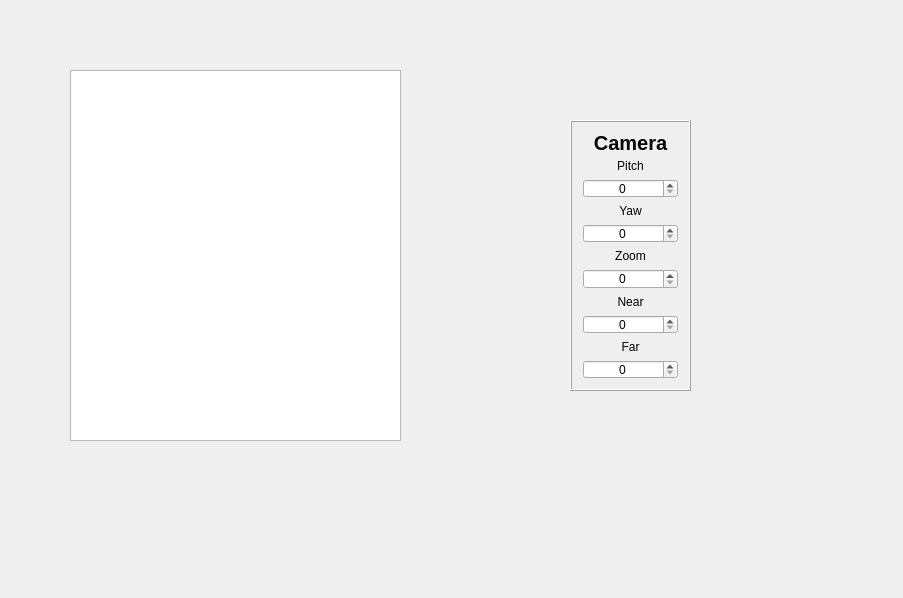
SamuelDaigle/OpenGLFramework, file OpenGLFramework/UIQT/uiqt.ui: the form before one commit.
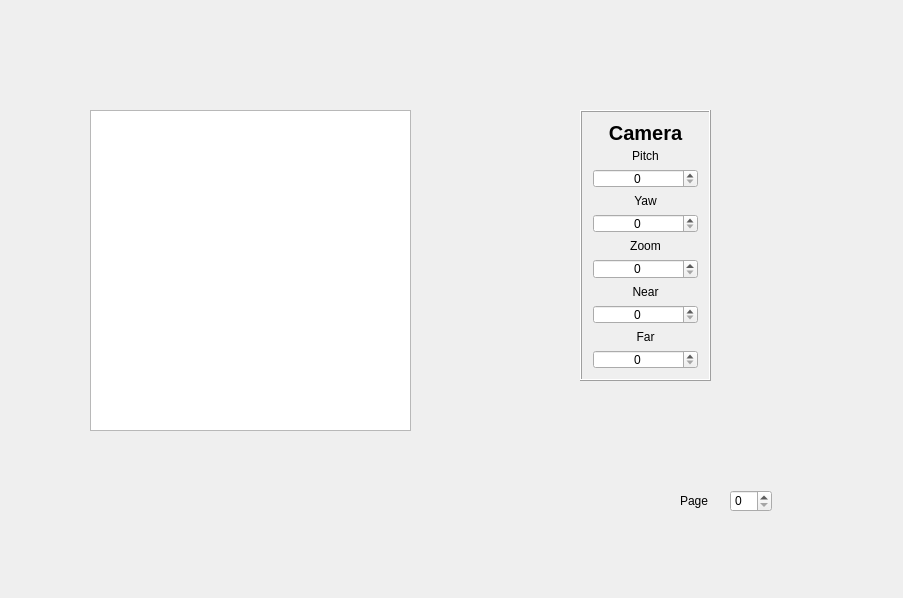
The form after the commit. The open tabs and pages were chosen to show the change.

Patch:
```diff
--- a/OpenGLFramework/UIQT/uiqt.ui
+++ b/OpenGLFramework/UIQT/uiqt.ui
@@ -20,10 +20,10 @@
    <widget class="QStackedWidget" name="stackedWidget">
     <property name="geometry">
      <rect>
-      <x>450</x>
+      <x>30</x>
       <y>80</y>
-      <width>371</width>
-      <height>361</height>
+      <width>801</width>
+      <height>371</height>
      </rect>
     </property>
     <property name="frameShadow">
@@ -342,14 +342,27 @@
        </item>
       </layout>
      </widget>
+     <widget class="QListWidget" name="listWidget">
+      <property name="geometry">
+       <rect>
+        <x>60</x>
+        <y>30</y>
+        <width>321</width>
+        <height>321</height>
+       </rect>
+      </property>
+      <property name="cursor" stdset="0">
+       <cursorShape>PointingHandCursor</cursorShape>
+      </property>
+     </widget>
     </widget>
     <widget class="QWidget" name="cameraPage">
      <widget class="QFrame" name="camera">
       <property name="geometry">
        <rect>
-        <x>120</x>
-        <y>40</y>
-        <width>121</width>
+        <x>550</x>
+        <y>30</y>
+        <width>131</width>
         <height>271</height>
        </rect>
       </property>
@@ -502,19 +515,42 @@
       <zorder>nearSpinBox</zorder>
       <zorder>farSpinBox</zorder>
      </widget>
+     <widget class="QListWidget" name="CameraListWidget">
+      <property name="geometry">
+       <rect>
+        <x>60</x>
+        <y>30</y>
+        <width>321</width>
+        <height>321</height>
+       </rect>
+      </property>
+     </widget>
     </widget>
    </widget>
-   <widget class="QListWidget" name="listWidget">
+   <widget class="QSpinBox" name="spinBox">
     <property name="geometry">
      <rect>
-      <x>70</x>
-      <y>70</y>
-      <width>331</width>
-      <height>371</height>
+      <x>730</x>
+      <y>490</y>
+      <width>42</width>
+      <height>22</height>
      </rect>
     </property>
-    <property name="cursor" stdset="0">
-     <cursorShape>PointingHandCursor</cursorShape>
+    <property name="maximum">
+     <number>1</number>
+    </property>
+   </widget>
+   <widget class="QLabel" name="pageLabel">
+    <property name="geometry">
+     <rect>
+      <x>680</x>
+      <y>490</y>
+      <width>31</width>
+      <height>21</height>
+     </rect>
+    </property>
+    <property name="text">
+     <string>Page</string>
     </property>
    </widget>
   </widget>
```
Left out of the diff: 72 changed lines with no effect on the pictures.
